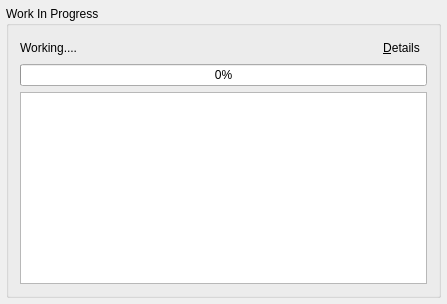
The window that HHSharedLibs/src/gui/progress/progressdlg.ui (RallyWRT/qtapplications) describes before a commit, drawn with Qt 5.
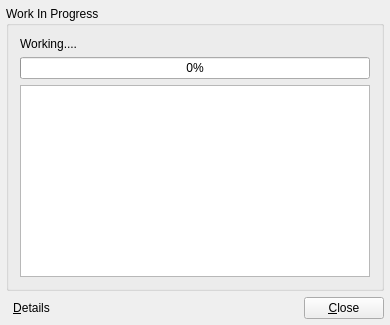
The same window after the commit. Icons and pictures are not drawn.

```diff
--- a/HHSharedLibs/src/gui/progress/progressdlg.ui
+++ b/HHSharedLibs/src/gui/progress/progressdlg.ui
@@ -29,7 +29,7 @@
    <property name="margin">
     <number>6</number>
    </property>
-   <item row="0" column="0">
+   <item row="0" column="0" colspan="3">
     <widget class="QGroupBox" name="groupBox">
      <property name="sizePolicy">
       <sizepolicy hsizetype="Expanding" vsizetype="Minimum">
@@ -68,26 +68,6 @@
           </property>
          </widget>
         </item>
-        <item>
-         <widget class="QToolButton" name="toolButtonShowDetails">
-          <property name="focusPolicy">
-           <enum>Qt::NoFocus</enum>
-          </property>
-          <property name="text">
-           <string>&amp;Details</string>
-          </property>
-          <property name="icon">
-           <iconset resource="../gui.qrc">
-            <normaloff>:/resources/images/locked.png</normaloff>:/resources/images/locked.png</iconset>
-          </property>
-          <property name="checkable">
-           <bool>true</bool>
-          </property>
-          <property name="autoRaise">
-           <bool>true</bool>
-          </property>
-         </widget>
-        </item>
        </layout>
       </item>
       <item>
@@ -113,6 +93,46 @@
      </layout>
     </widget>
    </item>
+   <item row="1" column="2">
+    <widget class="QPushButton" name="pushButtonClose">
+     <property name="text">
+      <string>&amp;Close</string>
+     </property>
+    </widget>
+   </item>
+   <item row="1" column="0">
+    <widget class="QToolButton" name="toolButtonShowDetails">
+     <property name="focusPolicy">
+      <enum>Qt::NoFocus</enum>
+     </property>
+     <property name="text">
+      <string>&amp;Details</string>
+     </property>
+     <property name="icon">
+      <iconset resource="../gui.qrc">
+       <normaloff>:/resources/images/locked.png</normaloff>:/resources/images/locked.png</iconset>
+     </property>
+     <property name="checkable">
+      <bool>true</bool>
+     </property>
+     <property name="autoRaise">
+      <bool>true</bool>
+     </property>
+    </widget>
+   </item>
+   <item row="1" column="1">
+    <spacer name="horizontalSpacer">
+     <property name="orientation">
+      <enum>Qt::Horizontal</enum>
+     </property>
+     <property name="sizeHint" stdset="0">
+      <size>
+       <width>40</width>
+       <height>20</height>
+      </size>
+     </property>
+    </spacer>
+   </item>
   </layout>
  </widget>
  <layoutdefault spacing="6" margin="11"/>
```
